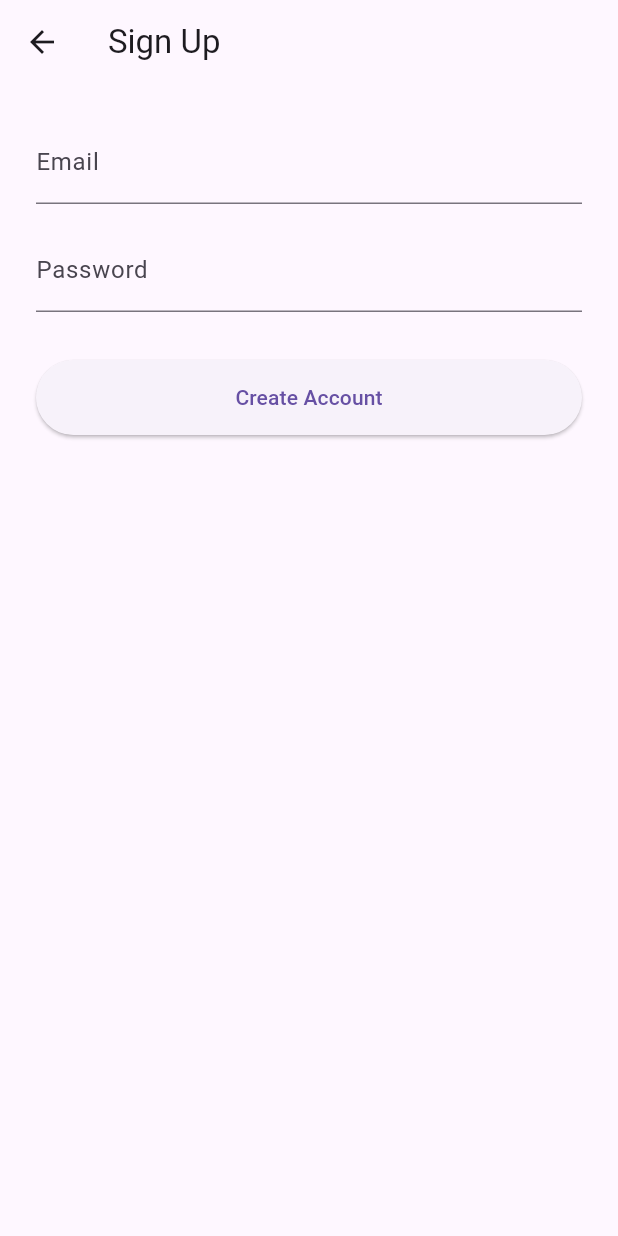
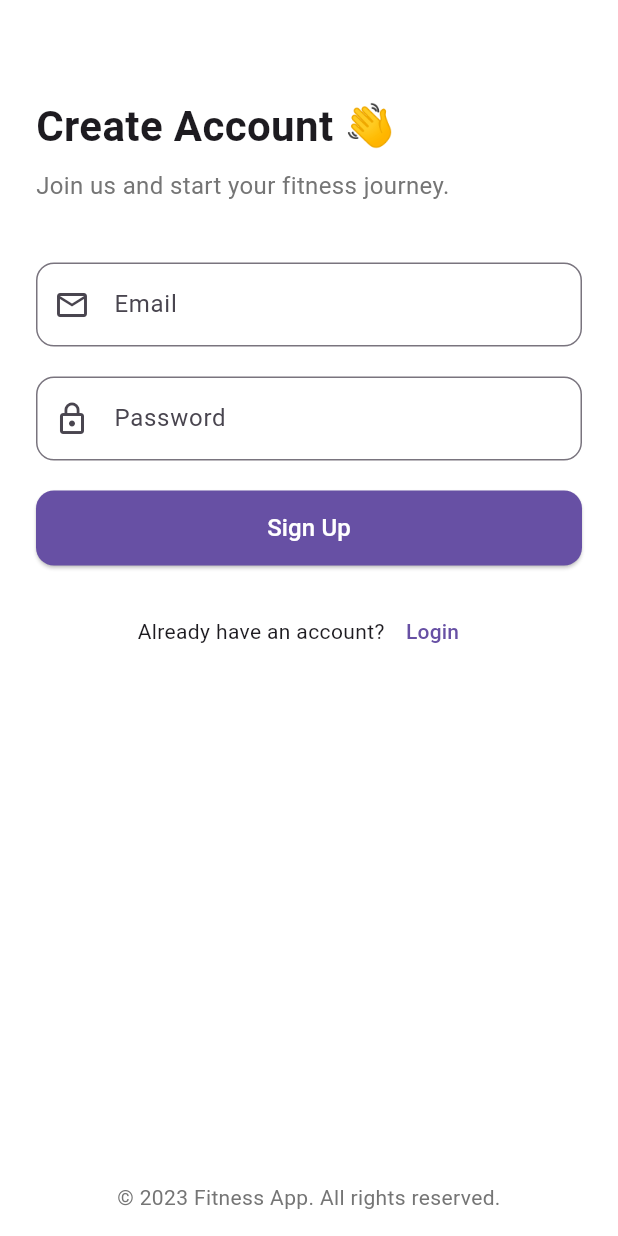
Before and after one commit to sezenteen/Fitness-App, a Flutter app: the SignupScreen screen opened by its route, on a phone screen of 412 x 824 dp. Run offline on Flutter 3.47's test engine with Material 3 defaults, Android fonts, the phone set to English and light mode, and no system bars.

Commit message:
login and sign up design

```diff
--- a/lib/features/auth/view/signup_screen.dart
+++ b/lib/features/auth/view/signup_screen.dart
@@ -20,29 +20,84 @@ class SignupScreen extends StatelessWidget {
 
   @override
   Widget build(BuildContext context) {
+    final theme = Theme.of(context);
+
     return Scaffold(
-      appBar: AppBar(title: Text('Sign Up')),
-      body: Padding(
-        padding: const EdgeInsets.all(24.0),
+      backgroundColor: Colors.white,
+      body: SingleChildScrollView(
+        padding: const EdgeInsets.symmetric(horizontal: 24.0, vertical: 64),
         child: Column(
+          crossAxisAlignment: CrossAxisAlignment.start,
           children: [
+            Text(
+              'Create Account 👋',
+              style: TextStyle(fontSize: 28, fontWeight: FontWeight.bold),
+            ),
+            SizedBox(height: 8),
+            Text(
+              'Join us and start your fitness journey.',
+              style: TextStyle(fontSize: 16, color: Colors.grey[600]),
+            ),
+            SizedBox(height: 40),
+
+            // Email Field
             TextField(
               controller: emailController,
-              decoration: InputDecoration(labelText: 'Email'),
+              decoration: InputDecoration(
+                labelText: 'Email',
+                prefixIcon: Icon(Icons.email_outlined),
+                border: OutlineInputBorder(borderRadius: BorderRadius.circular(12)),
+              ),
+              keyboardType: TextInputType.emailAddress,
             ),
-            SizedBox(height: 16),
+            SizedBox(height: 20),
+
+            // Password Field
             TextField(
               controller: passwordController,
-              decoration: InputDecoration(labelText: 'Password'),
               obscureText: true,
+              decoration: InputDecoration(
+                labelText: 'Password',
+                prefixIcon: Icon(Icons.lock_outline),
+                border: OutlineInputBorder(borderRadius: BorderRadius.circular(12)),
+              ),
             ),
-            SizedBox(height: 32),
+            SizedBox(height: 20),
+
+            // Signup Button
             ElevatedButton(
               onPressed: () => _simulateSignup(context),
-              child: Text('Create Account'),
-              style: ElevatedButton.styleFrom(minimumSize: Size.fromHeight(50)),
+              child: Text('Sign Up', style: TextStyle(fontSize: 16)),
+              style: ElevatedButton.styleFrom(
+                backgroundColor: theme.primaryColor,
+                foregroundColor: Colors.white,
+                minimumSize: Size.fromHeight(50),
+                shape: RoundedRectangleBorder(
+                  borderRadius: BorderRadius.circular(12)),
+              ),
+            ),
+
+            // Already have an account?
+            SizedBox(height: 20),
+            Row(
+              mainAxisAlignment: MainAxisAlignment.center,
+              children: [
+                Text('Already have an account?'),
+                TextButton(
+                  onPressed: () => Navigator.pushReplacementNamed(context, AppRoutes.login),
+                  child: Text('Login'),
+                ),
+              ],
             ),
           ],
+        ),
+      ),
+      bottomNavigationBar: Container(
+        padding: const EdgeInsets.all(16.0),
+        child: Text(
+          '© 2023 Fitness App. All rights reserved.',
+          textAlign: TextAlign.center,
+          style: TextStyle(color: Colors.grey[600]),
         ),
       ),
     );
```
Also changed, not shown: lib/features/auth/view/login_screen.dart (+63 -13 lines).
